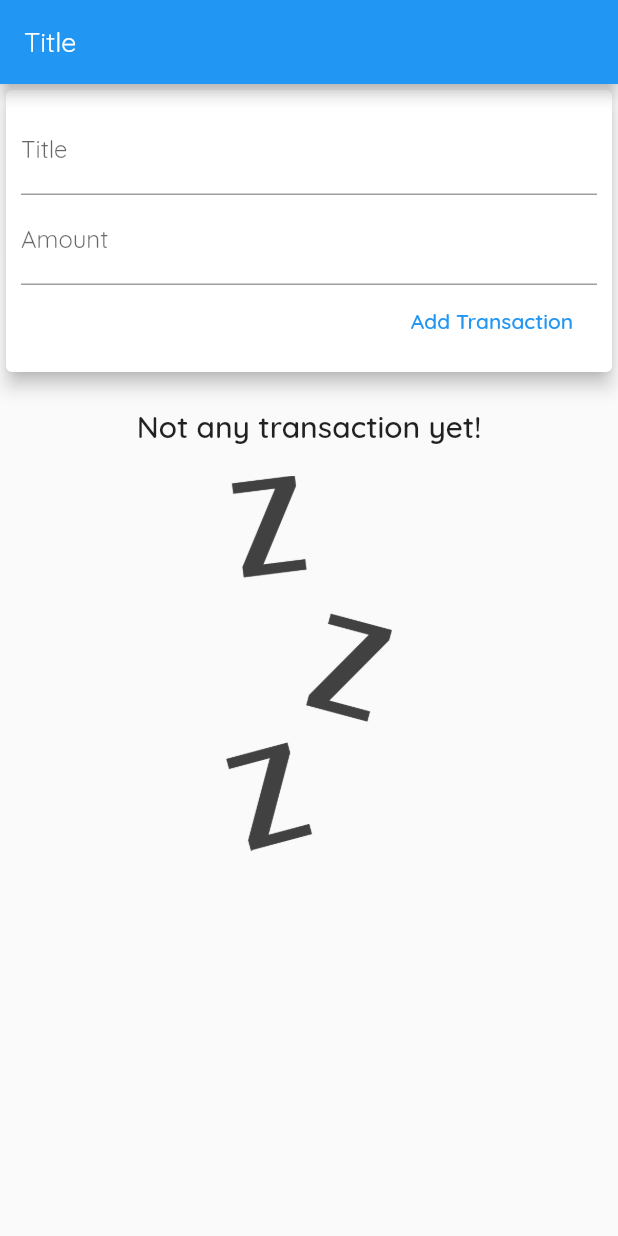
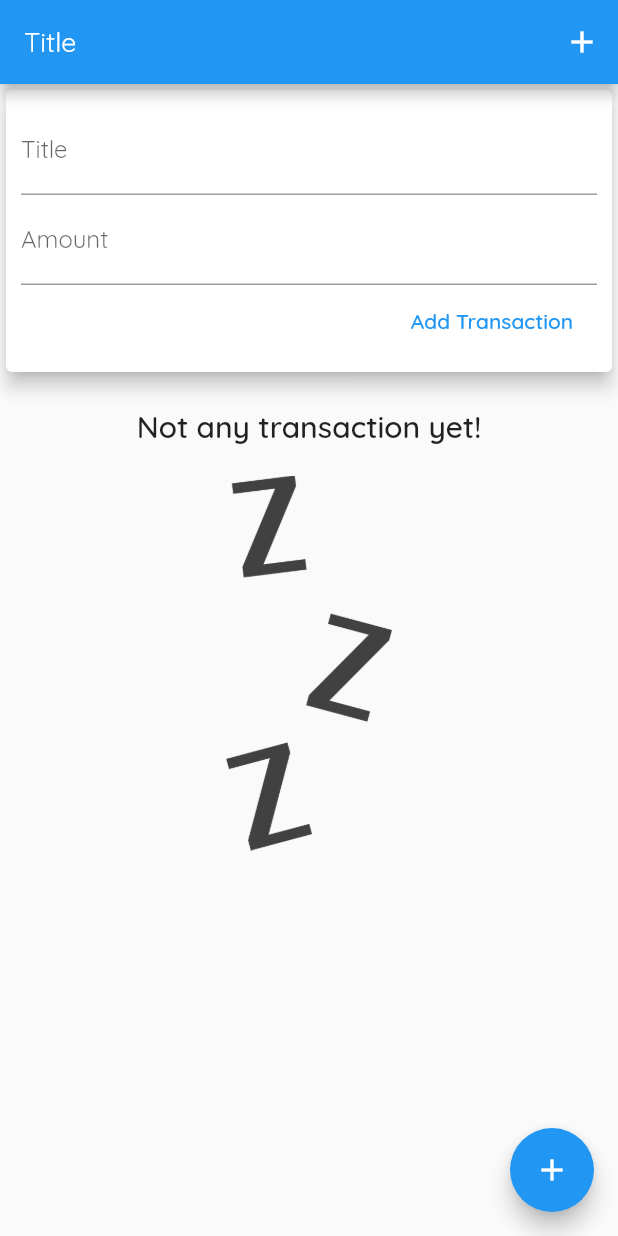
Before and after one commit to mordenius/flutter-basics-workbook, a Flutter app: the screen it shows after launch, on a phone screen of 412 x 824 dp. Run offline on Flutter 3.47's test engine with Material 2 defaults, Android fonts, the phone set to English and light mode, and no system bars.

Commit message:
refactor(router)

```diff
--- a/lib/view/App.dart
+++ b/lib/view/App.dart
@@ -1,44 +1,12 @@
 import 'package:flutter/material.dart';
-import 'package:flutter_basics_workbook/view/expenses/append_transaction.dart';
-import './quiz/quiz.dart';
-import './expenses/expenses.dart';
 
-class App extends StatefulWidget {
+
+import './Router.dart';
+
+class App extends StatelessWidget {
   final dynamic _domain;
 
   App(this._domain);
-
-  @override
-  State<StatefulWidget> createState() {
-    return _AppState([Quiz(_domain.quiz), Expenses(_domain.expenses)]);
-  }
-}
-
-class _AppState extends State<App> {
-  final List<Widget> _sections;
-  int _currentSection = 1;
-
-  _AppState(this._sections);
-
-  // void _changeSection(String answer) {
-  //   print('Answer is $answer');
-
-  //   setState(() {
-  //     _currentSection = 1;
-  //   });
-  // }
-
-  _startAddNew(BuildContext context) {
-    showModalBottomSheet(
-        context: context,
-        builder: (_) {
-          return GestureDetector(
-            child: AppendTransaction(null),
-            behavior: HitTestBehavior.opaque,
-            onTap: () {},
-          );
-        });
-  }
 
   @override
   Widget build(BuildContext context) {
@@ -52,9 +20,6 @@ class _AppState extends State<App> {
                         fontSize: 18,
                       ),
                     ))),
-      home: Scaffold(
-          appBar: AppBar(title: Text("Title ")),
-          body: this._sections[this._currentSection]),
-    );
+        home: Router(this._domain));
   }
 }
--- /dev/null
+++ b/lib/view/router.dart
@@ -0,0 +1,54 @@
+import 'package:flutter/material.dart';
+
+import './quiz/quiz.dart';
+import './expenses/expenses.dart';
+import 'expenses/append_transaction.dart';
+
+class Router extends StatefulWidget {
+  final dynamic _domain;
+
+  Router(this._domain);
+
+  @override
+  _RouterState createState() =>
+      _RouterState([Quiz(_domain.quiz), Expenses(_domain.expenses)]);
+}
+
+class _RouterState extends State<Router> {
+  final List<Widget> _sections;
+  int _currentSection = 1;
+
+  _RouterState(this._sections);
+
+  _startAddNew(BuildContext context) {
+    showModalBottomSheet(
+        context: context,
+        builder: (_) {
+          return GestureDetector(
+            child: AppendTransaction(null),
+            behavior: HitTestBehavior.opaque,
+            onTap: () {},
+          );
+        });
+  }
+
+  @override
+  Widget build(BuildContext context) {
+    return Scaffold(
+      floatingActionButton: FloatingActionButton(
+          child: Icon(Icons.add),
+          onPressed: () {
+            _startAddNew(context);
+          }),
+      appBar: AppBar(title: Text("Title "), actions: <Widget>[
+        IconButton(
+          icon: Icon(Icons.add),
+          onPressed: () {
+            _startAddNew(context);
+          },
+        )
+      ]),
+      body: Builder(builder: (context) => this._sections[this._currentSection]),
+    );
+  }
+}
```
Lines whose indentation alone changed are shown as unchanged.
